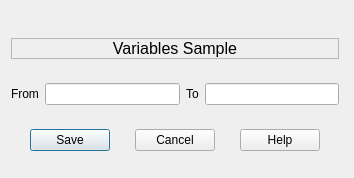
Before: the Qt Designer form gui/iode_objs/edit/edit_vars_sample.ui in plan-be/iode, drawn with Qt 5.
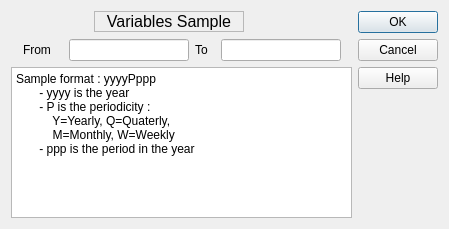
After: the same form once the commit is applied. Custom widgets are drawn as their Qt base class.

Commit message: GUI: (EditIodeSampleDialog) the edit() method does no longer modify the global Variables sample

What changed in the file:
```diff
--- a/gui/iode_objs/edit/edit_vars_sample.ui
+++ b/gui/iode_objs/edit/edit_vars_sample.ui
@@ -6,8 +6,8 @@
    <rect>
     <x>0</x>
     <y>0</y>
-    <width>354</width>
-    <height>178</height>
+    <width>449</width>
+    <height>229</height>
    </rect>
   </property>
   <property name="windowTitle">
@@ -16,24 +16,42 @@
   <property name="modal">
    <bool>false</bool>
   </property>
-  <widget class="QWidget" name="layoutWidget">
-   <property name="geometry">
-    <rect>
-     <x>11</x>
-     <y>20</y>
-     <width>328</width>
-     <height>151</height>
-    </rect>
-   </property>
-   <layout class="QVBoxLayout" name="verticalLayout">
+  <layout class="QGridLayout" name="gridLayout">
+   <item row="0" column="0">
+    <layout class="QHBoxLayout" name="horizontalLayout_3">
+     <item>
+      <spacer name="horizontalSpacer_4">
+       <property name="orientation">
+        <enum>Qt::Horizontal</enum>
+       </property>
+       <property name="sizeHint" stdset="0">
+        <size>
+         <width>40</width>
+         <height>20</height>
+        </size>
+       </property>
+      </spacer>
+     </item>
     <item>
      <widget class="QLabel" name="labelTitle">
       <property name="sizePolicy">
-       <sizepolicy hsizetype="Preferred" vsizetype="Fixed">
+        <sizepolicy hsizetype="Fixed" vsizetype="Fixed">
         <horstretch>0</horstretch>
         <verstretch>0</verstretch>
        </sizepolicy>
       </property>
+       <property name="minimumSize">
+        <size>
+         <width>150</width>
+         <height>0</height>
+        </size>
+       </property>
+       <property name="maximumSize">
+        <size>
+         <width>150</width>
+         <height>16777215</height>
+        </size>
+       </property>
       <property name="font">
        <font>
         <pointsize>12</pointsize>
@@ -59,9 +77,71 @@
      </widget>
     </item>
     <item>
+      <spacer name="horizontalSpacer">
+       <property name="orientation">
+        <enum>Qt::Horizontal</enum>
+       </property>
+       <property name="sizeHint" stdset="0">
+        <size>
+         <width>108</width>
+         <height>20</height>
+        </size>
+       </property>
+      </spacer>
+     </item>
+    </layout>
+   </item>
+   <item row="0" column="1">
+    <widget class="QPushButton" name="saveButton">
+     <property name="sizePolicy">
+      <sizepolicy hsizetype="Fixed" vsizetype="Fixed">
+       <horstretch>0</horstretch>
+       <verstretch>0</verstretch>
+      </sizepolicy>
+     </property>
+     <property name="text">
+      <string>OK</string>
+     </property>
+     <property name="shortcut">
+      <string>F10</string>
+     </property>
+    </widget>
+   </item>
+   <item row="1" column="0">
      <layout class="QHBoxLayout" name="horizontalLayout_2">
+     <item>
+      <spacer name="horizontalSpacer_5">
+       <property name="orientation">
+        <enum>Qt::Horizontal</enum>
+       </property>
+       <property name="sizeHint" stdset="0">
+        <size>
+         <width>40</width>
+         <height>20</height>
+        </size>
+       </property>
+      </spacer>
+     </item>
       <item>
        <widget class="QLabel" name="label_from">
+       <property name="sizePolicy">
+        <sizepolicy hsizetype="Fixed" vsizetype="Preferred">
+         <horstretch>0</horstretch>
+         <verstretch>0</verstretch>
+        </sizepolicy>
+       </property>
+       <property name="minimumSize">
+        <size>
+         <width>40</width>
+         <height>0</height>
+        </size>
+       </property>
+       <property name="maximumSize">
+        <size>
+         <width>40</width>
+         <height>16777215</height>
+        </size>
+       </property>
         <property name="text">
          <string>From</string>
         </property>
@@ -69,6 +149,24 @@
       </item>
       <item>
        <widget class="IodeSampleEdit" name="sampleEdit_from">
+       <property name="sizePolicy">
+        <sizepolicy hsizetype="Fixed" vsizetype="Fixed">
+         <horstretch>0</horstretch>
+         <verstretch>0</verstretch>
+        </sizepolicy>
+       </property>
+       <property name="minimumSize">
+        <size>
+         <width>120</width>
+         <height>0</height>
+        </size>
+       </property>
+       <property name="maximumSize">
+        <size>
+         <width>120</width>
+         <height>16777215</height>
+        </size>
+       </property>
         <property name="toolTip">
          <string>- yyyy is the year
  -P is the periodicity (Y=yearly, Q=quaterly, M=monthly, W=weekly)
@@ -84,6 +182,24 @@
       </item>
       <item>
        <widget class="QLabel" name="label_to">
+       <property name="sizePolicy">
+        <sizepolicy hsizetype="Fixed" vsizetype="Preferred">
+         <horstretch>0</horstretch>
+         <verstretch>0</verstretch>
+        </sizepolicy>
+       </property>
+       <property name="minimumSize">
+        <size>
+         <width>20</width>
+         <height>0</height>
+        </size>
+       </property>
+       <property name="maximumSize">
+        <size>
+         <width>20</width>
+         <height>16777215</height>
+        </size>
+       </property>
         <property name="text">
          <string>To</string>
         </property>
@@ -91,6 +207,18 @@
       </item>
       <item>
        <widget class="IodeSampleEdit" name="sampleEdit_to">
+       <property name="minimumSize">
+        <size>
+         <width>120</width>
+         <height>0</height>
+        </size>
+       </property>
+       <property name="maximumSize">
+        <size>
+         <width>120</width>
+         <height>16777215</height>
+        </size>
+       </property>
         <property name="toolTip">
          <string>- yyyy is the year
  -P is the periodicity (Y=yearly, Q=quaterly, M=monthly, W=weekly)
@@ -104,27 +232,22 @@
         </property>
        </widget>
       </item>
-     </layout>
-    </item>
-    <item>
-     <layout class="QHBoxLayout" name="horizontalLayout">
-      <item>
-       <widget class="QPushButton" name="saveButton">
-        <property name="sizePolicy">
-         <sizepolicy hsizetype="Fixed" vsizetype="Fixed">
-          <horstretch>0</horstretch>
-          <verstretch>0</verstretch>
-         </sizepolicy>
-        </property>
-        <property name="text">
-         <string>Save</string>
-        </property>
-        <property name="shortcut">
-         <string>F10</string>
-        </property>
-       </widget>
-      </item>
-      <item>
+     <item>
+      <spacer name="horizontalSpacer_6">
+       <property name="orientation">
+        <enum>Qt::Horizontal</enum>
+       </property>
+       <property name="sizeHint" stdset="0">
+        <size>
+         <width>38</width>
+         <height>20</height>
+        </size>
+       </property>
+      </spacer>
+     </item>
+    </layout>
+   </item>
+   <item row="1" column="1">
        <widget class="QPushButton" name="cancelButton">
         <property name="sizePolicy">
          <sizepolicy hsizetype="Fixed" vsizetype="Fixed">
@@ -140,7 +263,22 @@
         </property>
        </widget>
       </item>
-      <item>
+   <item row="2" column="0" rowspan="2">
+    <widget class="QPlainTextEdit" name="plainTextEdit">
+     <property name="plainText">
+      <string>Sample format : yyyyPppp              
+       - yyyy is the year             
+       - P is the periodicity :       
+           Y=Yearly, Q=Quaterly,      
+           M=Monthly, W=Weekly        
+       - ppp is the period in the year</string>
+     </property>
+     <property name="overwriteMode">
+      <bool>true</bool>
+     </property>
+    </widget>
+   </item>
+   <item row="2" column="1">
        <widget class="QPushButton" name="helpButton">
         <property name="sizePolicy">
          <sizepolicy hsizetype="Fixed" vsizetype="Fixed">
@@ -156,10 +294,20 @@
         </property>
        </widget>
       </item>
-     </layout>
-    </item>
-   </layout>
-  </widget>
+   <item row="3" column="1">
+    <spacer name="verticalSpacer">
+     <property name="orientation">
+      <enum>Qt::Vertical</enum>
+     </property>
+     <property name="sizeHint" stdset="0">
+      <size>
+       <width>20</width>
+       <height>116</height>
+      </size>
+     </property>
+    </spacer>
+   </item>
+  </layout>
  </widget>
  <customwidgets>
   <customwidget>
```
Left out of the diff: 32 changed lines with no effect on the pictures. Lines whose indentation alone changed are shown as unchanged. The commit also changes 4 other files.
